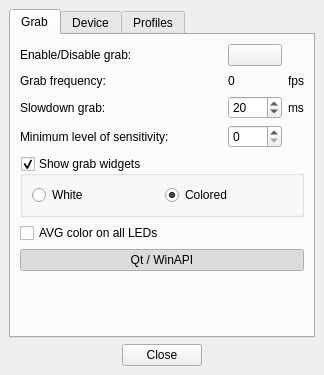
Atarity/Lightpack, file Software/src/mainwindow.ui: the form before one commit.
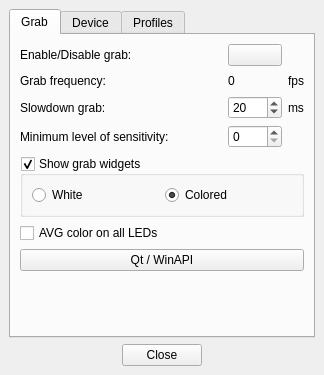
The form after the commit. Icons and pictures are not drawn.

Commit message: Software Ticket 69. Main window tab panel. The text of grabbing types button now changes only after buttons click.

```diff
--- a/Software/src/mainwindow.ui
+++ b/Software/src/mainwindow.ui
@@ -312,12 +312,6 @@
           <property name="text">
            <string notr="true">Qt / WinAPI</string>
           </property>
-          <property name="checkable">
-           <bool>true</bool>
-          </property>
-          <property name="checked">
-           <bool>true</bool>
-          </property>
          </widget>
         </item>
         <item>
```
The commit also changes 2 other files.
